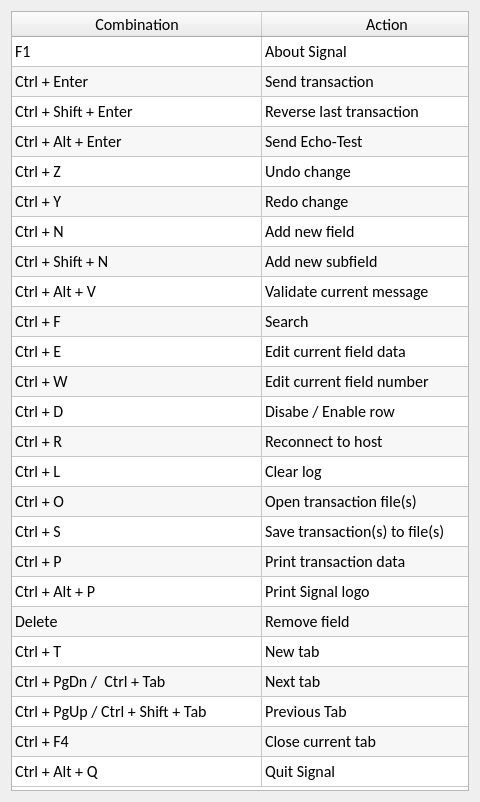
FedorIvanov37/signal, file common/gui/forms/hotkeys.ui: the form before one commit.
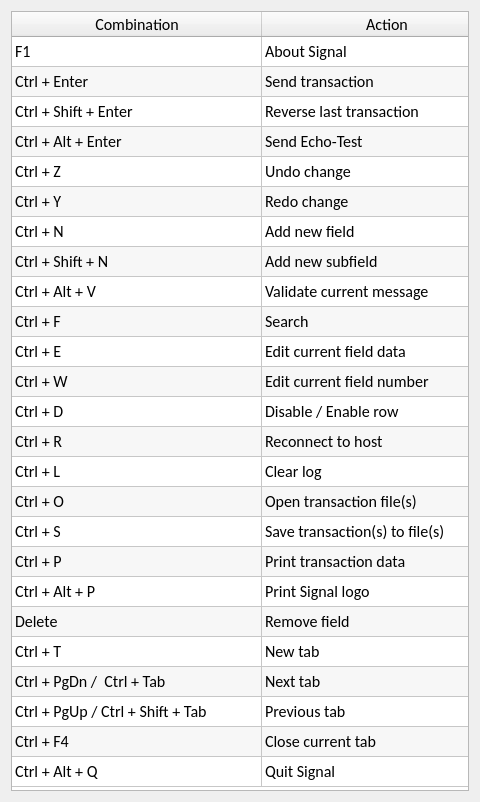
The form after the commit.

The edit to the form file:
```diff
--- a/common/gui/forms/hotkeys.ui
+++ b/common/gui/forms/hotkeys.ui
@@ -377,7 +377,7 @@
      </item>
      <item row="12" column="1">
       <property name="text">
-       <string>Disabe / Enable row</string>
+       <string>Disable / Enable row</string>
       </property>
      </item>
      <item row="13" column="0">
@@ -477,7 +477,7 @@
      </item>
      <item row="22" column="1">
       <property name="text">
-       <string>Previous Tab</string>
+       <string>Previous tab</string>
       </property>
      </item>
      <item row="23" column="0">
```
